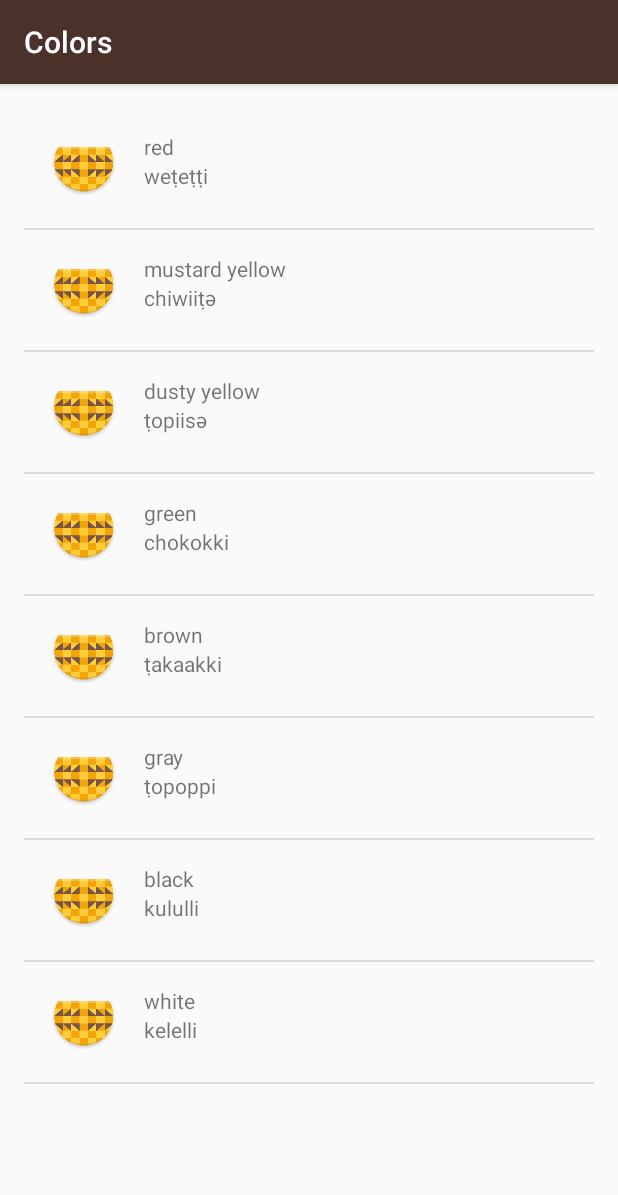
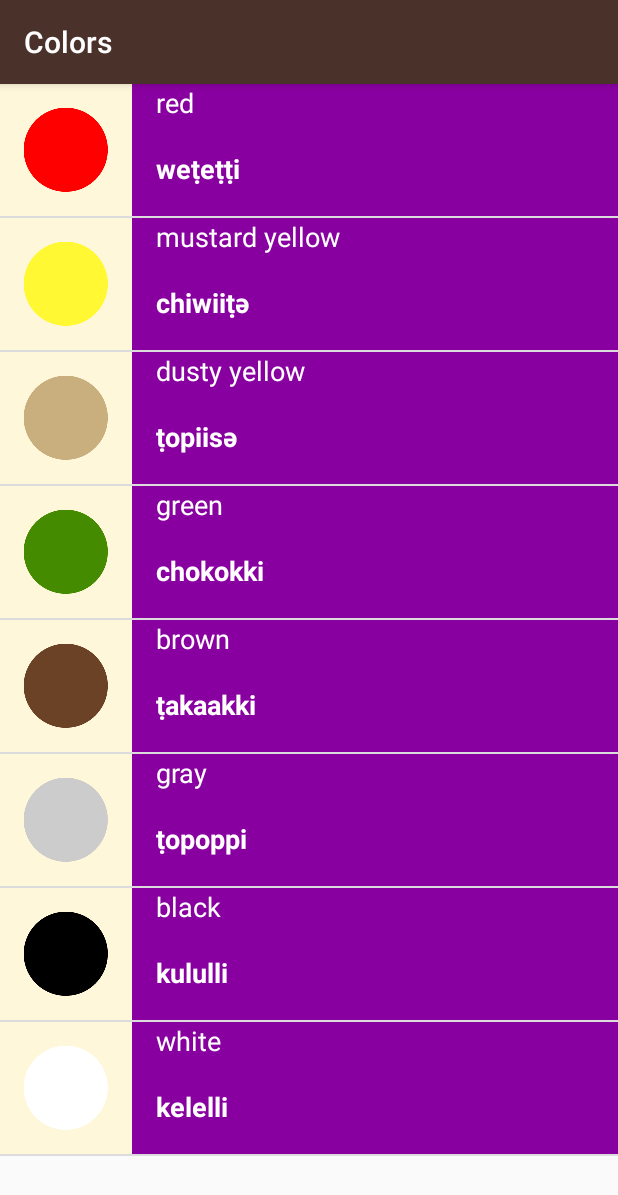
Before and after one commit to harindersingh/LearningAndroid, an Android app: the ColorsActivity screen opened directly, with no data from a screen before it, on a phone screen of 412 x 824 dp. Shown: the top 1195 px of the screen. Run offline under Robolectric (Android 15) with nearby library versions, the phone set to English and light mode, and no system bars.

Commit message:
making visual changes | modifying xml files and wordadapter for reflecting these changes

```diff
--- a/Miwok/app/src/main/java/com/example/android/miwok/ColorsActivity.java
+++ b/Miwok/app/src/main/java/com/example/android/miwok/ColorsActivity.java
@@ -25,7 +25,7 @@ public class ColorsActivity extends AppCompatActivity {
         words.add(new Word("white", "kelelli", R.drawable.color_white));
 
         WordAdapter adapter =
-                new WordAdapter(this, words);
+                new WordAdapter(this, words, R.color.category_colors);
 
         ListView listView = (ListView) findViewById(R.id.list);
 
--- a/Miwok/app/src/main/java/com/example/android/miwok/FamilyActivity.java
+++ b/Miwok/app/src/main/java/com/example/android/miwok/FamilyActivity.java
@@ -27,7 +27,7 @@ public class FamilyActivity extends AppCompatActivity {
         words.add(new Word("grandfather", "paapa", R.drawable.family_grandfather));
 
         WordAdapter adapter =
-                new WordAdapter(this, words);
+                new WordAdapter(this, words, R.color.category_family);
 
         ListView listView = (ListView) findViewById(R.id.list);
 
--- a/Miwok/app/src/main/java/com/example/android/miwok/NumbersActivity.java
+++ b/Miwok/app/src/main/java/com/example/android/miwok/NumbersActivity.java
@@ -26,7 +26,7 @@ public class NumbersActivity extends AppCompatActivity {
         words.add(new Word("ten", "na'aacha", R.drawable.number_ten));
 
         WordAdapter adapter =
-                new WordAdapter(this, words);
+                new WordAdapter(this, words, R.color.category_numbers);
 
         ListView listView = (ListView) findViewById(R.id.list);
 
--- a/Miwok/app/src/main/java/com/example/android/miwok/PhrasesActivity.java
+++ b/Miwok/app/src/main/java/com/example/android/miwok/PhrasesActivity.java
@@ -27,7 +27,7 @@ public class PhrasesActivity extends AppCompatActivity {
         words.add(new Word("Come here.", "әnni'nem"));
 
         WordAdapter adapter =
-                new WordAdapter(this, words);
+                new WordAdapter(this, words, R.color.category_phrases);
 
         ListView listView = (ListView) findViewById(R.id.list);
 
--- a/Miwok/app/src/main/java/com/example/android/miwok/Word.java
+++ b/Miwok/app/src/main/java/com/example/android/miwok/Word.java
@@ -6,7 +6,8 @@ package com.example.android.miwok;
 public class Word {
     private String mDefaultTranslation, mMiwokTranslation;
 
-    private int mImageResourceId;
+    private int mImageResourceId = NO_IMAGE_PROVIDED;
+    private static final int NO_IMAGE_PROVIDED = -1;
 
     public Word(String DefaultTranslation, String MiwokTranslation){
         mDefaultTranslation = DefaultTranslation;
@@ -29,4 +30,8 @@ public class Word {
     }
 
     public int getImageResourceId() { return mImageResourceId; }
+
+    public boolean hasImage() {
+        return mImageResourceId != NO_IMAGE_PROVIDED;
+    }
 }
--- a/Miwok/app/src/main/java/com/example/android/miwok/WordAdapter.java
+++ b/Miwok/app/src/main/java/com/example/android/miwok/WordAdapter.java
@@ -1,10 +1,12 @@
 package com.example.android.miwok;
 
 import android.app.Activity;
+import android.support.v4.content.ContextCompat;
 import android.view.LayoutInflater;
 import android.view.View;
 import android.view.ViewGroup;
 import android.widget.ArrayAdapter;
+import android.widget.ImageView;
 import android.widget.TextView;
 
 import java.util.ArrayList;
@@ -13,12 +15,14 @@ import java.util.ArrayList;
  * Created by im.harinder.sing on 2016-08-30.
  */
 public class WordAdapter extends ArrayAdapter<Word> {
-    public WordAdapter(Activity context, ArrayList<Word> words){
+    private int mColorResourceId;
+    public WordAdapter(Activity context, ArrayList<Word> words, int colorResourceId){
         // Here, we initialize the ArrayAdapter's internal storage for the context and the list.
         // the second argument is used when the ArrayAdapter is populating a single TextView.
         // Because this is a custom adapter for two TextViews, the adapter is not
         // going to use this second argument, so it can be any value. Here, we used 0.
         super(context, 0, words);
+        mColorResourceId = colorResourceId;
     }
 
     @Override
@@ -33,12 +37,25 @@ public class WordAdapter extends ArrayAdapter<Word> {
 
         Word currentWord = getItem(position);
 
+        ImageView imageView = (ImageView) listItemView.findViewById(R.id.list_item_icon);
+        if(currentWord.hasImage()) {
+            imageView.setImageResource(currentWord.getImageResourceId());
+            imageView.setVisibility(View.VISIBLE);
+        }
+        else{
+            imageView.setVisibility(View.GONE);
+        }
+
         TextView defaultTextView = (TextView)listItemView.findViewById(R.id.default_text_view);
         defaultTextView.setText(currentWord.getDefaultTranslation());
 
         TextView miwokTextView = (TextView)listItemView.findViewById(R.id.miwok_text_view);
         miwokTextView.setText(currentWord.getMiwokTranslation());
 
+        View textContainer = listItemView.findViewById(R.id.text_container);
+        int color = ContextCompat.getColor(getContext(), mColorResourceId);
+        textContainer.setBackgroundColor(color);
+
         return listItemView;
     }
 }
--- a/Miwok/app/src/main/res/layout/list_item.xml
+++ b/Miwok/app/src/main/res/layout/list_item.xml
@@ -4,29 +4,41 @@
     android:orientation="horizontal"
     android:layout_width="match_parent"
     android:layout_height="match_parent"
-    android:padding="16dp">
+    android:background="@color/tan_background"
+    android:minHeight="@dimen/list_item_height">
 
     <ImageView
-        android:layout_width="wrap_content"
-        android:layout_height="wrap_content"
-        android:src="@mipmap/ic_launcher"/>
+        android:id="@+id/list_item_icon"
+        android:layout_width="@dimen/list_item_height"
+        android:layout_height="@dimen/list_item_height" />
 
     <LinearLayout
+        android:id="@+id/text_container"
         android:layout_width="match_parent"
         android:layout_height="match_parent"
+        android:background="@color/category_numbers"
         android:orientation="vertical"
         android:paddingLeft="16dp">
 
         <TextView
             android:id="@+id/default_text_view"
             android:layout_width="match_parent"
-            android:layout_height="wrap_content"
+            android:layout_height="0dp"
+            android:layout_weight="1"
+            android:gravity="top"
+            android:textAppearance="?android:textAppearanceMedium"
+            android:textColor="@android:color/white"
             tools:text="one"/>
 
         <TextView
             android:id="@+id/miwok_text_view"
             android:layout_width="match_parent"
-            android:layout_height="wrap_content"
+            android:layout_height="0dp"
+            android:layout_weight="1"
+            android:layout_gravity="bottom"
+            android:textAppearance="?android:textAppearanceMedium"
+            android:textColor="@android:color/white"
+            android:textStyle="bold"
             tools:text="lutti"/>
     </LinearLayout>
 
--- a/Miwok/app/src/main/res/layout/word_list.xml
+++ b/Miwok/app/src/main/res/layout/word_list.xml
@@ -4,8 +4,4 @@
     android:id="@+id/list"
     android:orientation="vertical"
     android:layout_width="match_parent"
-    android:layout_height="match_parent"
-    android:paddingBottom="@dimen/activity_vertical_margin"
-    android:paddingLeft="@dimen/activity_horizontal_margin"
-    android:paddingRight="@dimen/activity_horizontal_margin"
-    android:paddingTop="@dimen/activity_vertical_margin"/>
+    android:layout_height="match_parent"/>
--- a/Miwok/app/src/main/res/values/dimens.xml
+++ b/Miwok/app/src/main/res/values/dimens.xml
@@ -15,7 +15,4 @@
 <resources>
     <!-- Height of each list item -->
     <dimen name="list_item_height">88dp</dimen>
-    <!-- Default screen margins, per the Android Design guidelines. -->
-    <dimen name="activity_horizontal_margin">16dp</dimen>
-    <dimen name="activity_vertical_margin">16dp</dimen>
 </resources>
```
